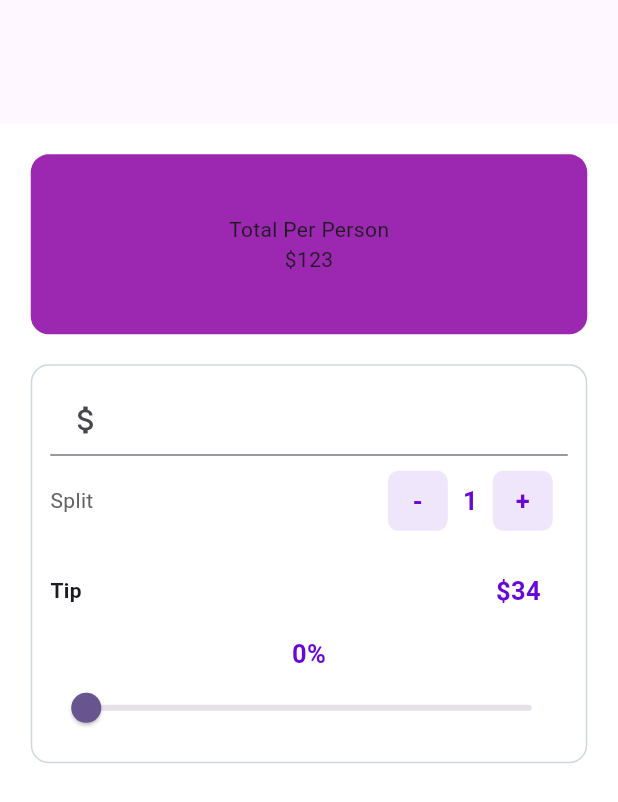
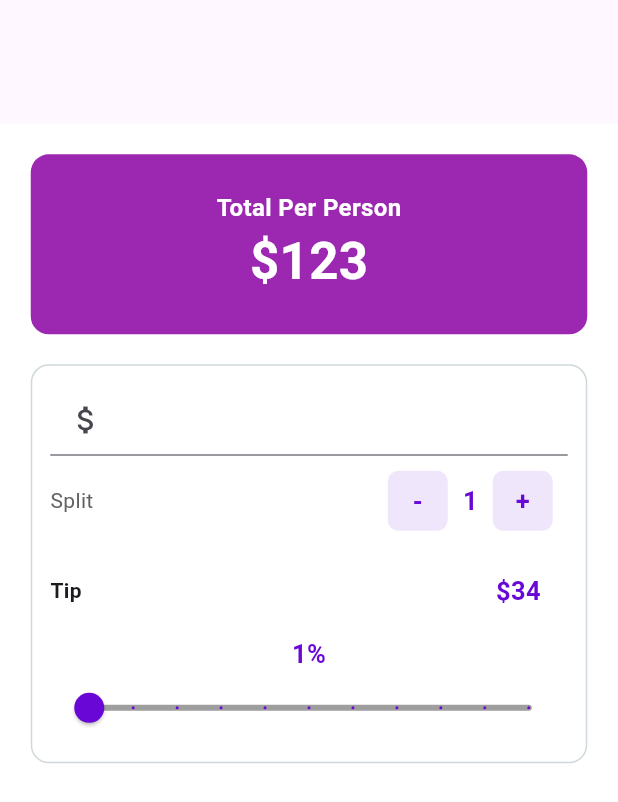
Before and after one commit to mouse-nam/tip_calculator, a Flutter app: the screen it shows after launch, on a phone screen of 412 x 824 dp. Shown: the top 802 px of the screen. Run offline on Flutter 3.47's test engine with Material 3 defaults, Android fonts, the phone set to English and light mode, and no system bars.

Commit message:
fixed: slider

```diff
--- a/lib/tip_calculator.dart
+++ b/lib/tip_calculator.dart
@@ -11,7 +11,7 @@ class BillSplitter extends StatefulWidget {
 }
 
 class _BillSplitterState extends State<BillSplitter> {
-  int _tipPercentage = 0;
+  int _tipPercentage = 1;
   int _personCounter = 1;
   double _billAmount = 0.0;
 
@@ -36,12 +36,29 @@ class _BillSplitterState extends State<BillSplitter> {
                 borderRadius: BorderRadius.circular(12.0),
               ),
               child: Center(
+                child: Padding(
+                  padding: const EdgeInsets.all(20.0),
                   child: Column(
                     mainAxisAlignment: MainAxisAlignment.center,
                     children: <Widget>[
-                    Text("Total Per Person"),
-                    Text("\$123"),
+                      Text(
+                        "Total Per Person",
+                        style: TextStyle(
+                          color: Colors.white,
+                          fontSize: 16.0,
+                          fontWeight: FontWeight.bold,
+                        ),
+                      ),
+                      Text(
+                        "\$123",
+                        style: TextStyle(
+                          color: Colors.white,
+                          fontSize: 34.0,
+                          fontWeight: FontWeight.bold,
+                        ),
+                      ),
                     ],
+                  ),
                 ),
               ),
             ),
@@ -163,6 +180,7 @@ class _BillSplitterState extends State<BillSplitter> {
                       ),
                     ],
                   ),
+
                   // Slider
                   Column(
                     children: <Widget>[
@@ -171,16 +189,22 @@ class _BillSplitterState extends State<BillSplitter> {
                         style: TextStyle(
                           color: _purple,
                           fontSize: 17.0,
-                            fontWeight: FontWeight.bold),
+                          fontWeight: FontWeight.bold,
+                        ),
                       ),
                       Slider(
+                        min: 0,
+                        max: 100,
+                        divisions: 10,
+                        activeColor: _purple,
+                        inactiveColor: Colors.grey,
                         value: _tipPercentage.toDouble(),
                         onChanged: (double newValue) {
                           setState(() {
                             _tipPercentage = newValue.round();
                           });
                         },
-                      )
+                      ),
                     ],
                   ),
                 ],
```
Lines whose indentation alone changed are shown as unchanged.
